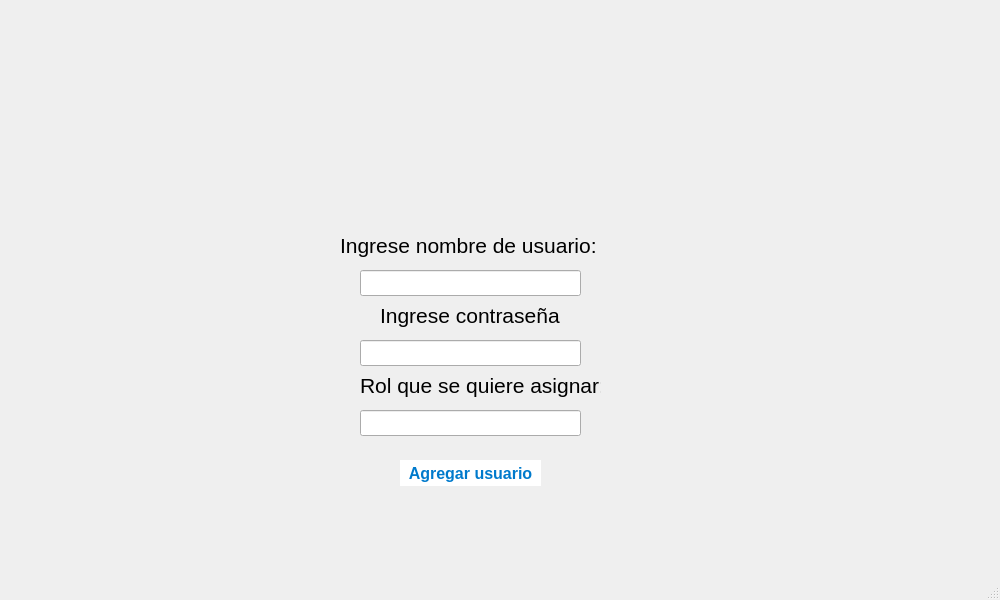
First picture: the form in PI-Edificio/createuser.ui, repository QuiannZo/Intelligent_Building, before the edit.
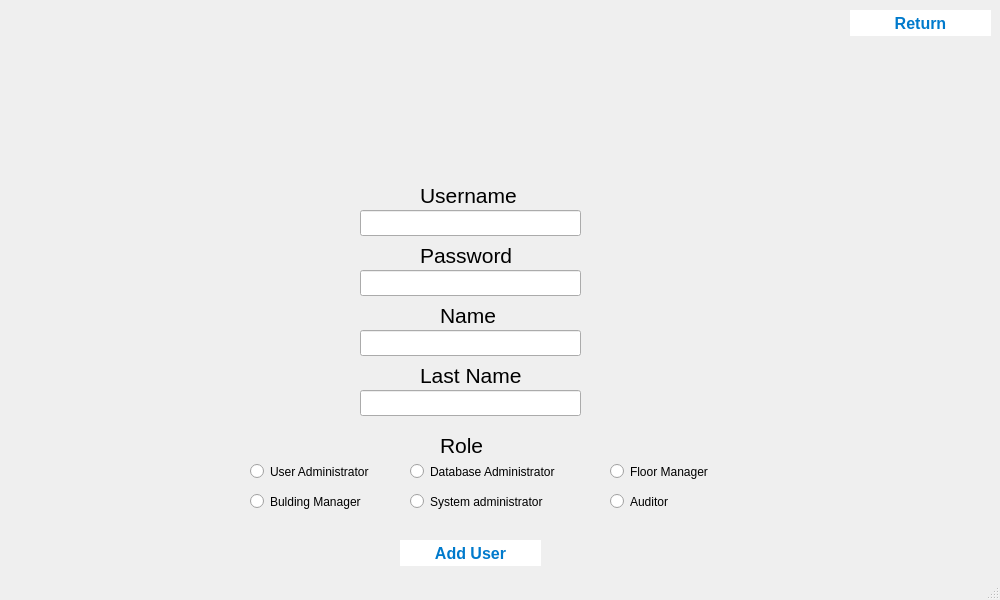
Second picture: the form after the edit.

Commit message: Updated createuser window

Patch:
```diff
--- a/PI-Edificio/createuser.ui
+++ b/PI-Edificio/createuser.ui
@@ -18,7 +18,7 @@
     <property name="geometry">
      <rect>
       <x>380</x>
-      <y>60</y>
+      <y>20</y>
       <width>171</width>
       <height>151</height>
      </rect>
@@ -27,9 +27,9 @@
    <widget class="QLabel" name="nombre">
     <property name="geometry">
      <rect>
-      <x>340</x>
-      <y>230</y>
-      <width>261</width>
+      <x>420</x>
+      <y>180</y>
+      <width>101</width>
       <height>31</height>
      </rect>
     </property>
@@ -39,14 +39,14 @@
      </font>
     </property>
     <property name="text">
-     <string>Ingrese nombre de usuario:</string>
+     <string>Username</string>
     </property>
    </widget>
    <widget class="QLineEdit" name="lineEdit_2">
     <property name="geometry">
      <rect>
       <x>360</x>
-      <y>270</y>
+      <y>210</y>
       <width>221</width>
       <height>26</height>
      </rect>
@@ -55,27 +55,9 @@
    <widget class="QLabel" name="rol">
     <property name="geometry">
      <rect>
-      <x>360</x>
-      <y>370</y>
-      <width>241</width>
-      <height>31</height>
-     </rect>
-    </property>
-    <property name="font">
-     <font>
-      <pointsize>16</pointsize>
-     </font>
-    </property>
-    <property name="text">
-     <string>Rol que se quiere asignar:</string>
-    </property>
-   </widget>
-   <widget class="QLabel" name="contrasena">
-    <property name="geometry">
-     <rect>
-      <x>380</x>
+      <x>440</x>
       <y>300</y>
-      <width>181</width>
+      <width>61</width>
       <height>31</height>
      </rect>
     </property>
@@ -85,14 +67,32 @@
      </font>
     </property>
     <property name="text">
-     <string>Ingrese contraseña:</string>
+     <string>Name</string>
     </property>
    </widget>
-   <widget class="QLineEdit" name="lineEdit_3">
+   <widget class="QLabel" name="password">
     <property name="geometry">
      <rect>
+      <x>420</x>
+      <y>240</y>
+      <width>91</width>
+      <height>31</height>
+     </rect>
+    </property>
+    <property name="font">
+     <font>
+      <pointsize>16</pointsize>
+     </font>
+    </property>
+    <property name="text">
+     <string>Password</string>
+    </property>
+   </widget>
+   <widget class="QLineEdit" name="passwordlineEdit">
+    <property name="geometry">
+     <rect>
       <x>360</x>
-      <y>340</y>
+      <y>270</y>
       <width>221</width>
       <height>26</height>
      </rect>
@@ -102,7 +102,7 @@
     <property name="geometry">
      <rect>
       <x>360</x>
-      <y>410</y>
+      <y>330</y>
       <width>221</width>
       <height>26</height>
      </rect>
@@ -112,7 +112,127 @@
     <property name="geometry">
      <rect>
       <x>400</x>
+      <y>540</y>
+      <width>141</width>
+      <height>26</height>
+     </rect>
+    </property>
+    <property name="font">
+     <font>
+      <pointsize>-1</pointsize>
+      <bold>true</bold>
+     </font>
+    </property>
+    <property name="styleSheet">
+     <string notr="true">    QPushButton {
+        background-color: white;
+        color: #007ACC; /* Text color */
+        border-radius: 25px; /* Rounded corners */
+        font-weight: bold;
+        font-size: 16px;
+    }
+    QPushButton:hover {
+        background-color: #E0E0E0; /* Hover effect */
+        box-shadow: 0px 4px 8px rgba(0, 0, 0, 0.2);
+    }
+    QPushButton:pressed {
+        background-color: #B0B0B0; /* Click effect */
+    }</string>
+    </property>
+    <property name="text">
+     <string>Add User</string>
+    </property>
+   </widget>
+   <widget class="QLineEdit" name="lastNamelineEdit">
+    <property name="geometry">
+     <rect>
+      <x>360</x>
+      <y>390</y>
+      <width>221</width>
+      <height>26</height>
+     </rect>
+    </property>
+   </widget>
+   <widget class="QLabel" name="lastName">
+    <property name="geometry">
+     <rect>
+      <x>420</x>
+      <y>360</y>
+      <width>101</width>
+      <height>31</height>
+     </rect>
+    </property>
+    <property name="font">
+     <font>
+      <pointsize>16</pointsize>
+     </font>
+    </property>
+    <property name="text">
+     <string>Last Name</string>
+    </property>
+   </widget>
+   <widget class="QLabel" name="role">
+    <property name="geometry">
+     <rect>
+      <x>440</x>
+      <y>430</y>
+      <width>51</width>
+      <height>31</height>
+     </rect>
+    </property>
+    <property name="font">
+     <font>
+      <pointsize>16</pointsize>
+     </font>
+    </property>
+    <property name="text">
+     <string>Role</string>
+    </property>
+   </widget>
+   <widget class="QRadioButton" name="userAd">
+    <property name="geometry">
+     <rect>
+      <x>250</x>
       <y>460</y>
+      <width>161</width>
+      <height>23</height>
+     </rect>
+    </property>
+    <property name="text">
+     <string>User Administrator</string>
+    </property>
+   </widget>
+   <widget class="QRadioButton" name="dbAdm">
+    <property name="geometry">
+     <rect>
+      <x>410</x>
+      <y>460</y>
+      <width>191</width>
+      <height>23</height>
+     </rect>
+    </property>
+    <property name="text">
+     <string>Database Administrator</string>
+    </property>
+   </widget>
+   <widget class="QRadioButton" name="floorMng">
+    <property name="geometry">
+     <rect>
+      <x>610</x>
+      <y>460</y>
+      <width>191</width>
+      <height>23</height>
+     </rect>
+    </property>
+    <property name="text">
+     <string>Floor Manager</string>
+    </property>
+   </widget>
+   <widget class="QPushButton" name="pushButton1_2">
+    <property name="geometry">
+     <rect>
+      <x>850</x>
+      <y>10</y>
       <width>141</width>
       <height>26</height>
      </rect>
@@ -140,7 +260,46 @@
     }</string>
     </property>
     <property name="text">
-     <string>Agregar usuario</string>
+     <string>Return</string>
+    </property>
+   </widget>
+   <widget class="QRadioButton" name="buildingMng">
+    <property name="geometry">
+     <rect>
+      <x>250</x>
+      <y>490</y>
+      <width>131</width>
+      <height>23</height>
+     </rect>
+    </property>
+    <property name="text">
+     <string>Bulding Manager</string>
+    </property>
+   </widget>
+   <widget class="QRadioButton" name="systemAd">
+    <property name="geometry">
+     <rect>
+      <x>410</x>
+      <y>490</y>
+      <width>171</width>
+      <height>23</height>
+     </rect>
+    </property>
+    <property name="text">
+     <string>System administrator</string>
+    </property>
+   </widget>
+   <widget class="QRadioButton" name="Auditor">
+    <property name="geometry">
+     <rect>
+      <x>610</x>
+      <y>490</y>
+      <width>171</width>
+      <height>23</height>
+     </rect>
+    </property>
+    <property name="text">
+     <string>Auditor</string>
     </property>
    </widget>
   </widget>
```
Left out of the diff: 12 changed lines with no effect on the pictures. The commit also changes 2 other files.
